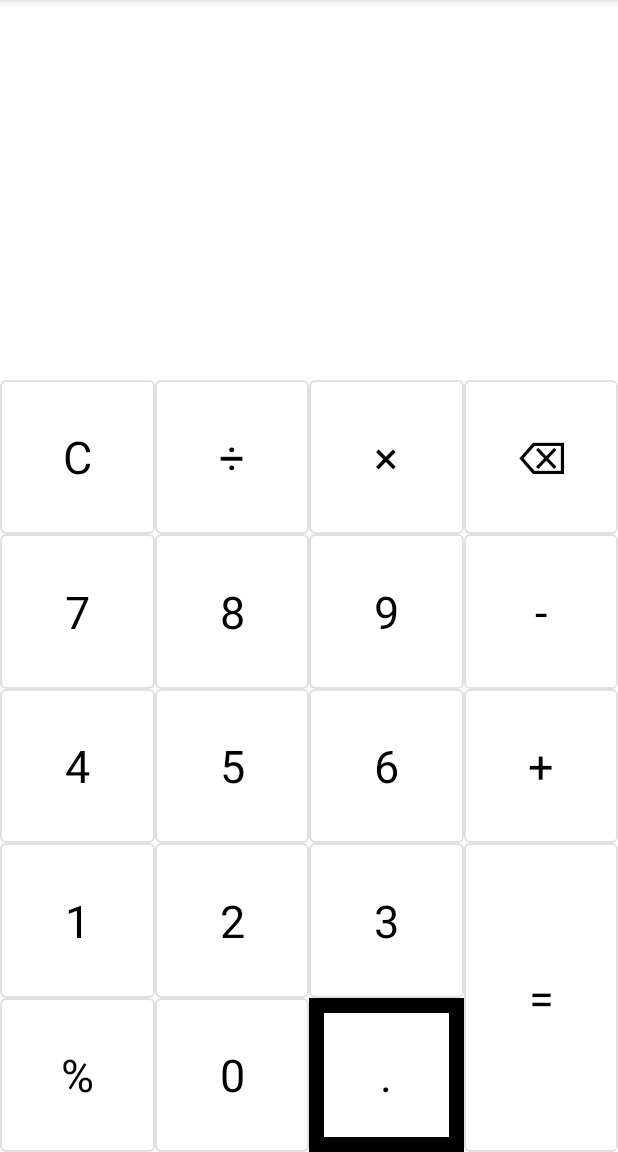
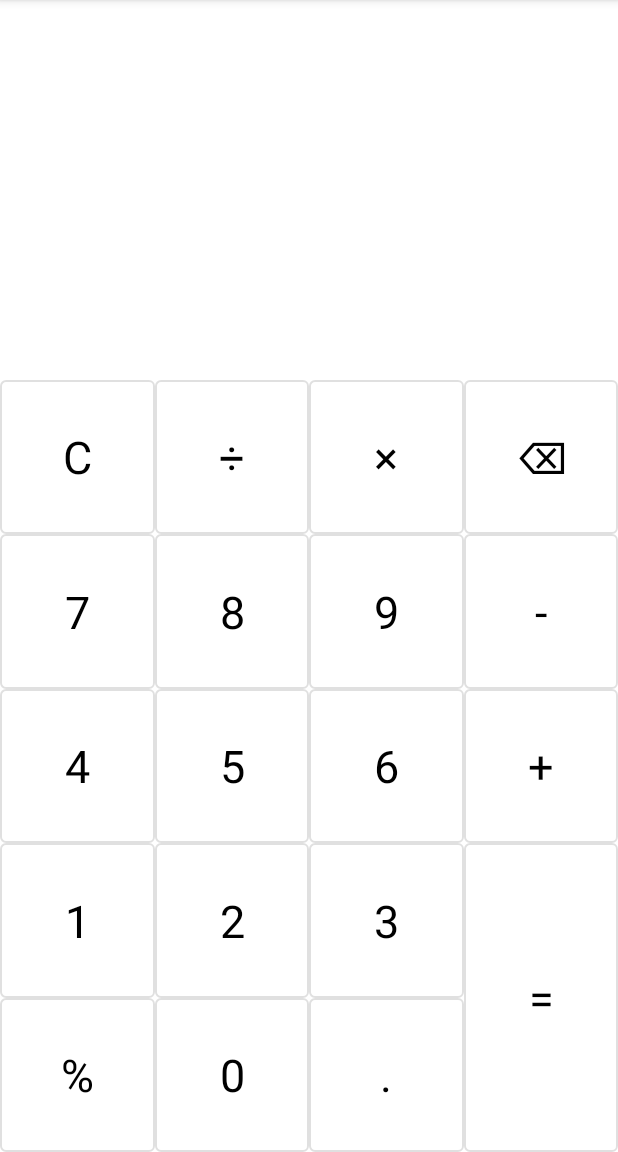
Before and after one commit to lacour-vincent/calculadora, an Android app: the screen it shows after launch (MainActivity), on a phone screen of 412 x 824 dp, the part 84-1236 px from its top. Run offline under Robolectric (Android 15) with nearby library versions, the phone set to English and light mode, and no system bars.

Commit message:
Release 1.0.4 - Android 11

```diff
--- a/app/src/main/res/layout/activity_main.xml
+++ b/app/src/main/res/layout/activity_main.xml
@@ -1,8 +1,7 @@
 <?xml version="1.0" encoding="utf-8"?>
-<androidx.constraintlayout.widget.ConstraintLayout
-        xmlns:android="http://schemas.android.com/apk/res/android"
+<androidx.constraintlayout.widget.ConstraintLayout xmlns:android="http://schemas.android.com/apk/res/android"
+        xmlns:app="http://schemas.android.com/apk/res-auto"
         xmlns:tools="http://schemas.android.com/tools"
-        xmlns:app="http://schemas.android.com/apk/res-auto"
         android:layout_width="match_parent"
         android:layout_height="match_parent"
         tools:context=".MainActivity">
@@ -12,222 +11,220 @@
             android:layout_width="match_parent"
             android:layout_height="?attr/actionBarSize"
             android:elevation="4dp"
-            app:theme="@style/Toolbar"
+            app:layout_constraintEnd_toEndOf="parent"
+            app:layout_constraintStart_toStartOf="parent"
             app:layout_constraintTop_toTopOf="parent"
-            app:layout_constraintEnd_toEndOf="parent"
-            app:layout_constraintStart_toStartOf="parent"/>
+            app:theme="@style/Toolbar" />
 
     <TextView
             android:id="@+id/textview_screen"
             android:layout_width="0dp"
             android:layout_height="wrap_content"
+            android:layout_marginStart="8dp"
+            android:layout_marginTop="24dp"
+            android:layout_marginEnd="8dp"
+            android:layout_marginBottom="8dp"
+            android:ellipsize="end"
+            android:maxLines="1"
+            android:textAlignment="textEnd"
+            android:textColor="@color/black"
+            android:textSize="36sp"
+            app:layout_constraintEnd_toEndOf="parent"
             app:layout_constraintStart_toStartOf="parent"
-            app:layout_constraintEnd_toEndOf="parent"
-            app:layout_constraintTop_toBottomOf="@+id/toolbar_activity_main"
-            android:layout_marginStart="8dp"
-            android:layout_marginEnd="8dp"
-            android:layout_marginTop="24dp"
-            android:textColor="@color/black"
-            android:textAlignment="textEnd"
-            android:maxLines="1"
-            android:ellipsize="end"
-            android:textSize="36sp"
-            android:layout_marginBottom="8dp"/>
+            app:layout_constraintTop_toBottomOf="@+id/toolbar_activity_main" />
 
 
     <com.google.android.material.button.MaterialButton
             android:id="@+id/button_percentage"
+            style="@style/Button"
             android:text="@string/operator_percentage"
-            style="@style/Button"
+            app:layout_constraintBottom_toBottomOf="parent"
             app:layout_constraintDimensionRatio="1:1"
-            app:layout_constraintBottom_toBottomOf="parent"
             app:layout_constraintEnd_toStartOf="@+id/guideline_left"
-            app:layout_constraintStart_toStartOf="parent"/>
+            app:layout_constraintStart_toStartOf="parent" />
 
     <com.google.android.material.button.MaterialButton
             android:id="@+id/button_zero"
+            style="@style/Button"
             android:text="@string/number_zero"
-            style="@style/Button"
+            app:layout_constraintBottom_toBottomOf="parent"
             app:layout_constraintDimensionRatio="1:1"
-            app:layout_constraintStart_toEndOf="@+id/button_percentage"
             app:layout_constraintEnd_toStartOf="@+id/guideline_center"
-            app:layout_constraintBottom_toBottomOf="parent"/>
+            app:layout_constraintStart_toEndOf="@+id/button_percentage" />
 
     <com.google.android.material.button.MaterialButton
             android:id="@+id/button_dot"
+            style="@style/Button"
             android:text="@string/operator_dot"
-            style="@style/Button"
-            app:strokeWidth="10dp"
-            app:strokeColor="@color/black"
+            app:layout_constraintBottom_toBottomOf="parent"
             app:layout_constraintDimensionRatio="1:1"
-            app:layout_constraintStart_toEndOf="@+id/button_zero"
             app:layout_constraintEnd_toStartOf="@+id/guideline_right"
-            app:layout_constraintBottom_toBottomOf="parent"/>
+            app:layout_constraintStart_toEndOf="@+id/button_zero" />
 
     <com.google.android.material.button.MaterialButton
             android:id="@+id/button_one"
+            style="@style/Button"
             android:text="@string/number_one"
-            style="@style/Button"
+            app:layout_constraintBottom_toTopOf="@+id/button_percentage"
             app:layout_constraintDimensionRatio="1:1"
-            app:layout_constraintBottom_toTopOf="@+id/button_percentage"
-            app:layout_constraintStart_toStartOf="parent"
-            app:layout_constraintEnd_toStartOf="@+id/guideline_left"/>
+            app:layout_constraintEnd_toStartOf="@+id/guideline_left"
+            app:layout_constraintStart_toStartOf="parent" />
 
     <com.google.android.material.button.MaterialButton
             android:id="@+id/button_two"
+            style="@style/Button"
             android:text="@string/number_two"
-            style="@style/Button"
+            app:layout_constraintBottom_toTopOf="@+id/button_zero"
             app:layout_constraintDimensionRatio="1:1"
-            app:layout_constraintBottom_toTopOf="@+id/button_zero"
-            app:layout_constraintStart_toEndOf="@+id/button_one"
-            app:layout_constraintEnd_toStartOf="@+id/guideline_center"/>
+            app:layout_constraintEnd_toStartOf="@+id/guideline_center"
+            app:layout_constraintStart_toEndOf="@+id/button_one" />
 
     <com.google.android.material.button.MaterialButton
             android:id="@+id/button_three"
+            style="@style/Button"
             android:text="@string/number_three"
-            style="@style/Button"
+            app:layout_constraintBottom_toTopOf="@+id/button_dot"
             app:layout_constraintDimensionRatio="1:1"
-            app:layout_constraintBottom_toTopOf="@+id/button_dot"
-            app:layout_constraintStart_toEndOf="@+id/button_two"
-            app:layout_constraintEnd_toStartOf="@+id/guideline_right"/>
+            app:layout_constraintEnd_toStartOf="@+id/guideline_right"
+            app:layout_constraintStart_toEndOf="@+id/button_two" />
 
     <com.google.android.material.button.MaterialButton
             android:id="@+id/button_equal"
+            style="@style/Button"
             android:text="@string/action_equal"
-            style="@style/Button"
+            app:layout_constraintBottom_toBottomOf="parent"
+            app:layout_constraintEnd_toEndOf="parent"
             app:layout_constraintStart_toEndOf="@+id/button_three"
-            app:layout_constraintEnd_toEndOf="parent"
-            app:layout_constraintBottom_toBottomOf="parent"
-            app:layout_constraintTop_toTopOf="@+id/button_three"/>
+            app:layout_constraintTop_toTopOf="@+id/button_three" />
 
     <com.google.android.material.button.MaterialButton
             android:id="@+id/button_four"
+            style="@style/Button"
             android:text="@string/number_four"
-            style="@style/Button"
+            app:layout_constraintBottom_toTopOf="@+id/button_one"
             app:layout_constraintDimensionRatio="1:1"
-            app:layout_constraintStart_toStartOf="parent"
             app:layout_constraintEnd_toStartOf="@+id/guideline_left"
-            app:layout_constraintBottom_toTopOf="@+id/button_one"/>
+            app:layout_constraintStart_toStartOf="parent" />
 
     <com.google.android.material.button.MaterialButton
             android:id="@+id/button_five"
+            style="@style/Button"
             android:text="@string/number_five"
-            style="@style/Button"
+            app:layout_constraintBottom_toTopOf="@+id/button_two"
             app:layout_constraintDimensionRatio="1:1"
-            app:layout_constraintStart_toEndOf="@+id/button_four"
             app:layout_constraintEnd_toStartOf="@+id/guideline_center"
-            app:layout_constraintBottom_toTopOf="@+id/button_two"/>
+            app:layout_constraintStart_toEndOf="@+id/button_four" />
 
     <com.google.android.material.button.MaterialButton
             android:id="@+id/button_six"
+            style="@style/Button"
             android:text="@string/number_six"
-            style="@style/Button"
+            app:layout_constraintBottom_toTopOf="@+id/button_three"
             app:layout_constraintDimensionRatio="1:1"
-            app:layout_constraintBottom_toTopOf="@+id/button_three"
-            app:layout_constraintStart_toEndOf="@+id/button_five"
-            app:layout_constraintEnd_toStartOf="@+id/guideline_right"/>
+            app:layout_constraintEnd_toStartOf="@+id/guideline_right"
+            app:layout_constraintStart_toEndOf="@+id/button_five" />
 
     <com.google.android.material.button.MaterialButton
             android:id="@+id/button_add"
+            style="@style/Button"
             android:text="@string/operator_add"
-            style="@style/Button"
+            app:layout_constraintBottom_toTopOf="@+id/button_equal"
             app:layout_constraintDimensionRatio="1:1"
-            app:layout_constraintStart_toEndOf="@+id/button_six"
             app:layout_constraintEnd_toEndOf="parent"
-            app:layout_constraintBottom_toTopOf="@+id/button_equal"/>
+            app:layout_constraintStart_toEndOf="@+id/button_six" />
 
     <com.google.android.material.button.MaterialButton
             android:id="@+id/button_seven"
+            style="@style/Button"
             android:text="@string/number_seven"
-            style="@style/Button"
+            app:layout_constraintBottom_toTopOf="@+id/button_four"
             app:layout_constraintDimensionRatio="1:1"
-            app:layout_constraintBottom_toTopOf="@+id/button_four"
-            app:layout_constraintStart_toStartOf="parent"
-            app:layout_constraintEnd_toStartOf="@+id/guideline_left"/>
+            app:layout_constraintEnd_toStartOf="@+id/guideline_left"
+            app:layout_constraintStart_toStartOf="parent" />
 
     <com.google.android.material.button.MaterialButton
             android:id="@+id/button_eight"
+            style="@style/Button"
             android:text="@string/number_eight"
-            style="@style/Button"
+            app:layout_constraintBottom_toTopOf="@+id/button_five"
             app:layout_constraintDimensionRatio="1:1"
-            app:layout_constraintStart_toEndOf="@+id/button_seven"
             app:layout_constraintEnd_toStartOf="@+id/guideline_center"
-            app:layout_constraintBottom_toTopOf="@+id/button_five"/>
+            app:layout_constraintStart_toEndOf="@+id/button_seven" />
 
     <com.google.android.material.button.MaterialButton
             android:id="@+id/button_nine"
+            style="@style/Button"
             android:text="@string/number_nine"
-            style="@style/Button"
+            app:layout_constraintBottom_toTopOf="@+id/button_six"
             app:layout_constraintDimensionRatio="1:1"
-            app:layout_constraintBottom_toTopOf="@+id/button_six"
-            app:layout_constraintStart_toEndOf="@+id/button_eight"
-            app:layout_constraintEnd_toStartOf="@+id/guideline_right"/>
+            app:layout_constraintEnd_toStartOf="@+id/guideline_right"
+            app:layout_constraintStart_toEndOf="@+id/button_eight" />
 
     <com.google.android.material.button.MaterialButton
             android:id="@+id/button_minus"
+            style="@style/Button"
             android:text="@string/operator_minus"
-            style="@style/Button"
+            app:layout_constraintBottom_toTopOf="@+id/button_add"
             app:layout_constraintDimensionRatio="1:1"
-            app:layout_constraintStart_toEndOf="@+id/button_nine"
             app:layout_constraintEnd_toEndOf="parent"
-            app:layout_constraintBottom_toTopOf="@+id/button_add"/>
+            app:layout_constraintStart_toEndOf="@+id/button_nine" />
 
     <com.google.android.material.button.MaterialButton
             android:id="@+id/button_clear"
+            style="@style/Button"
             android:text="@string/action_clear"
-            style="@style/Button"
+            app:layout_constraintBottom_toTopOf="@+id/button_seven"
             app:layout_constraintDimensionRatio="1:1"
-            app:layout_constraintStart_toStartOf="parent"
-            app:layout_constraintBottom_toTopOf="@+id/button_seven"
-            app:layout_constraintEnd_toStartOf="@+id/guideline_left"/>
+            app:layout_constraintEnd_toStartOf="@+id/guideline_left"
+            app:layout_constraintStart_toStartOf="parent" />
 
     <com.google.android.material.button.MaterialButton
             android:id="@+id/button_divide"
+            style="@style/Button"
             android:text="@string/operator_divide"
-            style="@style/Button"
+            app:layout_constraintBottom_toTopOf="@+id/button_eight"
             app:layout_constraintDimensionRatio="1:1"
-            app:layout_constraintStart_toEndOf="@+id/button_clear"
-            app:layout_constraintBottom_toTopOf="@+id/button_eight"
-            app:layout_constraintEnd_toStartOf="@+id/guideline_center"/>
+            app:layout_constraintEnd_toStartOf="@+id/guideline_center"
+            app:layout_constraintStart_toEndOf="@+id/button_clear" />
 
     <com.google.android.material.button.MaterialButton
             android:id="@+id/button_multiply"
+            style="@style/Button"
             android:text="@string/operator_multiply"
-            style="@style/Button"
+            app:layout_constraintBottom_toTopOf="@+id/button_nine"
             app:layout_constraintDimensionRatio="1:1"
-            app:layout_constraintStart_toEndOf="@+id/button_divide"
             app:layout_constraintEnd_toStartOf="@+id/guideline_right"
-            app:layout_constraintBottom_toTopOf="@+id/button_nine"/>
+            app:layout_constraintStart_toEndOf="@+id/button_divide" />
 
     <com.google.android.material.button.MaterialButton
             android:id="@+id/button_delete"
+            style="@style/Button"
             android:text="@string/action_delete"
-            style="@style/Button"
+            app:layout_constraintBottom_toTopOf="@+id/button_minus"
             app:layout_constraintDimensionRatio="1:1"
-            app:layout_constraintStart_toEndOf="@+id/button_multiply"
             app:layout_constraintEnd_toEndOf="parent"
-            app:layout_constraintBottom_toTopOf="@+id/button_minus"/>
+            app:layout_constraintStart_toEndOf="@+id/button_multiply" />
 
     <androidx.constraintlayout.widget.Guideline
-            android:orientation="vertical"
+            android:id="@+id/guideline_left"
             android:layout_width="wrap_content"
             android:layout_height="wrap_content"
-            android:id="@+id/guideline_left"
-            app:layout_constraintGuide_percent="0.25"/>
+            android:orientation="vertical"
+            app:layout_constraintGuide_percent="0.25" />
 
     <androidx.constraintlayout.widget.Guideline
-            android:orientation="vertical"
+            android:id="@+id/guideline_center"
             android:layout_width="wrap_content"
             android:layout_height="wrap_content"
-            android:id="@+id/guideline_center"
-            app:layout_constraintGuide_percent="0.5"/>
+            android:orientation="vertical"
+            app:layout_constraintGuide_percent="0.5" />
 
     <androidx.constraintlayout.widget.Guideline
-            android:orientation="vertical"
+            android:id="@+id/guideline_right"
             android:layout_width="wrap_content"
             android:layout_height="wrap_content"
-            android:id="@+id/guideline_right"
-            app:layout_constraintGuide_percent="0.75"/>
+            android:orientation="vertical"
+            app:layout_constraintGuide_percent="0.75" />
 
 
 </androidx.constraintlayout.widget.ConstraintLayout>
--- a/build.gradle
+++ b/build.gradle
@@ -1,14 +1,14 @@
 // Top-level build file where you can add configuration options common to all sub-projects/modules.
 
 buildscript {
-    ext.kotlin_version = '1.3.50'
+    ext.kotlin_version = '1.4.10'
     repositories {
         google()
         jcenter()
 
     }
     dependencies {
-        classpath 'com.android.tools.build:gradle:3.5.1'
+        classpath 'com.android.tools.build:gradle:4.1.0'
         classpath "org.jetbrains.kotlin:kotlin-gradle-plugin:$kotlin_version"
         // NOTE: Do not place your application dependencies here; they belong
         // in the individual module build.gradle files
```
Also changed, not shown: app/build.gradle (+9 -9 lines), gradle/wrapper/gradle-wrapper.properties, 1 other file.
